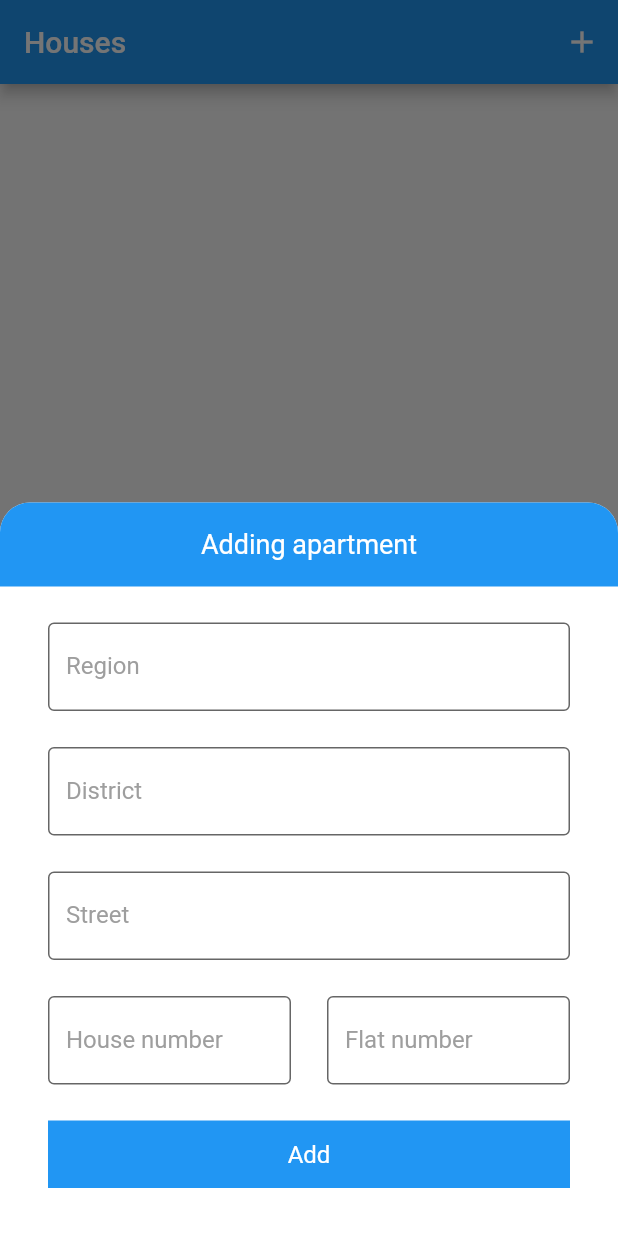
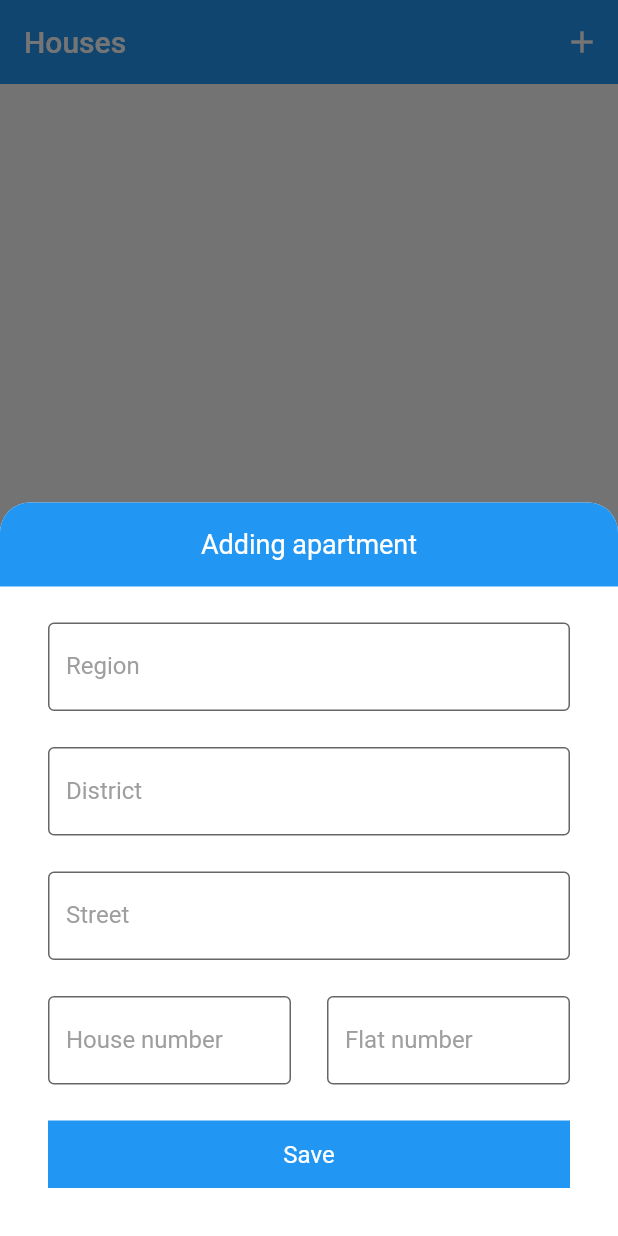
Before and after one commit to Sokhibjon18/WePay-DDD-Testing, a Flutter app: the HomePage screen opened by its route, after a tap on the "add" icon, on a phone screen of 412 x 824 dp. Run offline on Flutter 3.47's test engine with Material 2 defaults, Android fonts, the phone set to English and light mode, and no system bars; our stand-ins replace another_flushbar, auto_route, cloud_firestore, dartz, email_validator, firebase_auth and 8 more; accounts and stored records are empty; statements that could not run were skipped.

Commit message:
CRUD of the apartment finished

```diff
--- a/lib/application/apartment/crud/crud_apartment_event.dart
+++ /dev/null
@@ -1,12 +0,0 @@
-part of 'crud_apartment_bloc.dart';
-
-@freezed
-class CRUDApartmentEvent with _$CRUDApartmentEvent {
-  const factory CRUDApartmentEvent.initial() = _Initial;
-  const factory CRUDApartmentEvent.regionChanged(String region) = _RegionChanged;
-  const factory CRUDApartmentEvent.districtChanged(String district) = _DistrictChanged;
-  const factory CRUDApartmentEvent.streetNameChanged(String street) = _StreetNameChanged;
-  const factory CRUDApartmentEvent.houseNumberChanged(String house) = _HouseNumberChanged;
-  const factory CRUDApartmentEvent.flatNumberChanged(String flat) = _FlatNumberChanged;
-  const factory CRUDApartmentEvent.creatApartment() = _CreateApartment;
-}
--- /dev/null
+++ b/lib/application/apartment/form_apartment_event.dart
@@ -0,0 +1,15 @@
+part of 'form_apartment_bloc.dart';
+
+@freezed
+class FormApartmentEvent with _$FormApartmentEvent {
+  const factory FormApartmentEvent.initial() = _Initial;
+  const factory FormApartmentEvent.editingApartment(Apartment apartment) = _EditingApartment;
+  const factory FormApartmentEvent.regionChanged(String region) = _RegionChanged;
+  const factory FormApartmentEvent.districtChanged(String district) = _DistrictChanged;
+  const factory FormApartmentEvent.streetNameChanged(String street) = _StreetNameChanged;
+  const factory FormApartmentEvent.houseNumberChanged(String house) = _HouseNumberChanged;
+  const factory FormApartmentEvent.flatNumberChanged(String flat) = _FlatNumberChanged;
+  const factory FormApartmentEvent.creatApartment() = _CreateApartment;
+  const factory FormApartmentEvent.updateApartment(String uid, String ownerId) = _UpdateApartment;
+  const factory FormApartmentEvent.deleteApartment(Apartment apartment) = _DeleteApartment;
+}
--- a/lib/application/apartment/crud/crud_apartment_state.dart
+++ b/lib/application/apartment/form_apartment_state.dart
@@ -1,8 +1,8 @@
-part of 'crud_apartment_bloc.dart';
+part of 'form_apartment_bloc.dart';
 
 @freezed
-class CRUDApartmentState with _$CRUDApartmentState {
-  const factory CRUDApartmentState({
+class FormApartmentState with _$FormApartmentState {
+  const factory FormApartmentState({
     required Address regionName,
     required Address districtName,
     required Address streetName,
@@ -13,7 +13,7 @@ class CRUDApartmentState with _$CRUDApartmentState {
     required Option<Either<ApartmentFailure, Unit>> creationFailure,
   }) = _AddingApartmentState;
 
-  factory CRUDApartmentState.initial() => CRUDApartmentState(
+  factory FormApartmentState.initial() => FormApartmentState(
         regionName: Address(''),
         districtName: Address(''),
         streetName: Address(''),
@@ -23,4 +23,15 @@ class CRUDApartmentState with _$CRUDApartmentState {
         showErrorMessage: false,
         creationFailure: none(),
       );
+
+  factory FormApartmentState.edit(Apartment apartment) => FormApartmentState(
+        regionName: Address(apartment.region),
+        districtName: Address(apartment.district),
+        streetName: Address(apartment.street),
+        houseNumber: HouseNumber(apartment.houseNumber),
+        flatNumber: HouseNumber(apartment.flatNumber),
+        loading: false,
+        showErrorMessage: false,
+        creationFailure: none(),
+      );
 }
--- a/lib/domain/models/user_model/user_model.dart
+++ b/lib/domain/models/user_model/user_model.dart
@@ -13,7 +13,7 @@ abstract class UserModel implements _$UserModel {
     required String uid,
     required String name,
     String? email,
-    @Default([]) List<Apartment> ownedApartments,
+    @Default([]) List<String> ownedApartments,
     @ServerTimestampConverter() required FieldValue serverTimeStamp,
   }) = _UserModel;
 
--- /dev/null
+++ b/lib/presentation/constants/colors.dart
@@ -0,0 +1,6 @@
+import 'package:flutter/material.dart';
+
+const blue = Color(0xFF5580EE);
+const green = Color(0xFF2BAE66);
+const red = Color(0xFFFF6868);
+const white = Color(0xFFFFFFFF);
--- a/lib/presentation/core/my_app.dart
+++ b/lib/presentation/core/my_app.dart
@@ -1,6 +1,6 @@
 import 'package:flutter/material.dart';
 import 'package:flutter_bloc/flutter_bloc.dart';
-import 'package:we_pay/application/apartment/crud/crud_apartment_bloc.dart';
+import 'package:we_pay/application/apartment/form_apartment_bloc.dart';
 import 'package:we_pay/injection.dart';
 import 'package:we_pay/presentation/router/router.gr.dart';
 import 'package:we_pay/application/auth/auth_bloc.dart';
@@ -19,7 +19,7 @@ class MyApp extends StatelessWidget {
           create: (_) =>
               getIt<SignInCheckerBloc>()..add(const SignInCheckerEvent.authCheckRequest()),
         ),
-        BlocProvider(create: (_) => getIt<CRUDApartmentBloc>()),
+        BlocProvider(create: (_) => getIt<FormApartmentBloc>()),
       ],
       child: MaterialApp.router(
         routerDelegate: _appRouter.delegate(),
--- a/lib/presentation/home/home_page.dart
+++ b/lib/presentation/home/home_page.dart
@@ -1,7 +1,7 @@
 import 'package:dartz/dartz.dart' as z;
 import 'package:flutter/material.dart';
 import 'package:flutter_bloc/flutter_bloc.dart';
-import 'package:we_pay/application/apartment/crud/crud_apartment_bloc.dart';
+import 'package:we_pay/application/apartment/form_apartment_bloc.dart';
 import 'package:we_pay/domain/apartment/apartment_failure.dart';
 import 'package:we_pay/domain/models/apartment/apartment.dart';
 import 'package:we_pay/presentation/home/widgets/bottom_sheet.dart';
@@ -19,12 +19,13 @@ class HomePageState extends State<HomePage> {
   Widget build(BuildContext context) {
     return Scaffold(
       appBar: AppBar(
+        elevation: 0,
         title: const Text('Houses'),
         automaticallyImplyLeading: false,
         actions: [
           IconButton(
             onPressed: () {
-              context.read<CRUDApartmentBloc>().add(const CRUDApartmentEvent.initial());
+              context.read<FormApartmentBloc>().add(const FormApartmentEvent.initial());
               bottomsheet(context);
             },
             icon: const Icon(Icons.add),
@@ -32,14 +33,23 @@ class HomePageState extends State<HomePage> {
         ],
       ),
       body: StreamBuilder<z.Either<ApartmentFailure, List<Apartment>>>(
-        stream: context.read<CRUDApartmentBloc>().apartmentStream.stream,
+        stream: context.read<FormApartmentBloc>().apartmentStream.stream,
         builder: (context, snapshot) {
-          return snapshot.data!.fold(
+          return snapshot.data == null
+              ? Container()
+              : snapshot.data!.fold(
                   (l) => Container(),
-            (r) => ListView.builder(
+                  (r) => ListView.separated(
+                    physics: const BouncingScrollPhysics(),
                     itemCount: r.length,
                     itemBuilder: (context, index) {
                       return ApartmentItem(apartment: r[index]);
+                    },
+                    separatorBuilder: (BuildContext _, int index) {
+                      return Container(
+                        height: 0.5,
+                        color: Colors.grey[300],
+                      );
                     },
                   ),
                 );
--- a/lib/presentation/home/widgets/bottom_sheet.dart
+++ b/lib/presentation/home/widgets/bottom_sheet.dart
@@ -1,10 +1,11 @@
 import 'package:another_flushbar/flushbar_helper.dart';
 import 'package:flutter/material.dart';
 import 'package:flutter_bloc/flutter_bloc.dart';
-import 'package:we_pay/application/apartment/crud/crud_apartment_bloc.dart';
+import 'package:we_pay/application/apartment/form_apartment_bloc.dart';
+import 'package:we_pay/domain/models/apartment/apartment.dart';
 import 'package:we_pay/presentation/home/widgets/text_form_field.dart';
 
-void bottomsheet(context) {
+void bottomsheet(BuildContext context, {Apartment? apartment}) {
   showModalBottomSheet<dynamic>(
     context: context,
     backgroundColor: Colors.transparent,
@@ -33,10 +34,10 @@ void bottomsheet(context) {
                 ),
               ),
               height: 56,
-              child: const Center(
+              child: Center(
                 child: Text(
-                  'Adding apartment',
-                  style: TextStyle(
+                  apartment == null ? 'Adding apartment' : 'Edit apartment',
+                  style: const TextStyle(
                     fontSize: 18,
                     color: Colors.white,
                   ),
@@ -45,7 +46,7 @@ void bottomsheet(context) {
             ),
             Container(
               padding: const EdgeInsets.only(top: 24, left: 32, right: 32, bottom: 32),
-              child: BlocConsumer<CRUDApartmentBloc, CRUDApartmentState>(
+              child: BlocConsumer<FormApartmentBloc, FormApartmentState>(
                 listener: (context, state) {
                   state.creationFailure.map(
                     (a) => a.fold(
@@ -58,7 +59,7 @@ void bottomsheet(context) {
                 builder: (context, state) {
                   return Form(
                     autovalidateMode:
-                        BlocProvider.of<CRUDApartmentBloc>(context).state.showErrorMessage
+                        BlocProvider.of<FormApartmentBloc>(context).state.showErrorMessage
                             ? AutovalidateMode.always
                             : AutovalidateMode.disabled,
                     child: Column(
@@ -66,11 +67,12 @@ void bottomsheet(context) {
                         reusableTextField(
                           context: context,
                           hint: 'Region',
+                          text: apartment?.region ?? '',
                           onChanged: (text) {
-                            BlocProvider.of<CRUDApartmentBloc>(context)
-                                .add(CRUDApartmentEvent.regionChanged(text));
+                            BlocProvider.of<FormApartmentBloc>(context)
+                                .add(FormApartmentEvent.regionChanged(text));
                           },
-                          validator: () => BlocProvider.of<CRUDApartmentBloc>(context)
+                          validator: () => BlocProvider.of<FormApartmentBloc>(context)
                               .state
                               .regionName
                               .value
@@ -86,11 +88,12 @@ void bottomsheet(context) {
                         reusableTextField(
                           context: context,
                           hint: 'District',
+                          text: apartment?.district ?? '',
                           onChanged: (text) {
-                            BlocProvider.of<CRUDApartmentBloc>(context)
-                                .add(CRUDApartmentEvent.districtChanged(text));
+                            BlocProvider.of<FormApartmentBloc>(context)
+                                .add(FormApartmentEvent.districtChanged(text));
                           },
-                          validator: () => BlocProvider.of<CRUDApartmentBloc>(context)
+                          validator: () => BlocProvider.of<FormApartmentBloc>(context)
                               .state
                               .districtName
                               .value
@@ -106,11 +109,12 @@ void bottomsheet(context) {
                         reusableTextField(
                           context: context,
                           hint: 'Street',
+                          text: apartment?.street ?? '',
                           onChanged: (text) {
-                            BlocProvider.of<CRUDApartmentBloc>(context)
-                                .add(CRUDApartmentEvent.streetNameChanged(text));
+                            BlocProvider.of<FormApartmentBloc>(context)
+                                .add(FormApartmentEvent.streetNameChanged(text));
                           },
-                          validator: () => BlocProvider.of<CRUDApartmentBloc>(context)
+                          validator: () => BlocProvider.of<FormApartmentBloc>(context)
                               .state
                               .streetName
                               .value
@@ -130,11 +134,12 @@ void bottomsheet(context) {
                               child: reusableTextField(
                                 context: context,
                                 hint: 'House number',
+                                text: apartment?.houseNumber ?? '',
                                 onChanged: (text) {
-                                  BlocProvider.of<CRUDApartmentBloc>(context)
-                                      .add(CRUDApartmentEvent.houseNumberChanged(text));
+                                  BlocProvider.of<FormApartmentBloc>(context)
+                                      .add(FormApartmentEvent.houseNumberChanged(text));
                                 },
-                                validator: () => BlocProvider.of<CRUDApartmentBloc>(context)
+                                validator: () => BlocProvider.of<FormApartmentBloc>(context)
                                     .state
                                     .houseNumber
                                     .value
@@ -153,9 +158,10 @@ void bottomsheet(context) {
                               child: reusableTextField(
                                 context: context,
                                 hint: 'Flat number',
+                                text: apartment?.flatNumber ?? '',
                                 onChanged: (text) {
-                                  BlocProvider.of<CRUDApartmentBloc>(context)
-                                      .add(CRUDApartmentEvent.flatNumberChanged(text));
+                                  BlocProvider.of<FormApartmentBloc>(context)
+                                      .add(FormApartmentEvent.flatNumberChanged(text));
                                 },
                                 validator: () {},
                               ),
@@ -165,8 +171,14 @@ void bottomsheet(context) {
                         InkWell(
                           onTap: () {
                             if (!state.loading) {
-                              BlocProvider.of<CRUDApartmentBloc>(context)
-                                  .add(const CRUDApartmentEvent.creatApartment());
+                              apartment == null
+                                  ? BlocProvider.of<FormApartmentBloc>(context)
+                                      .add(const FormApartmentEvent.creatApartment())
+                                  : BlocProvider.of<FormApartmentBloc>(context)
+                                      .add(FormApartmentEvent.updateApartment(
+                                      apartment.uid!,
+                                      apartment.ownerId!,
+                                    ));
                             }
                           },
                           child: Container(
@@ -177,7 +189,7 @@ void bottomsheet(context) {
                               child: state.loading
                                   ? const CircularProgressIndicator(color: Colors.white)
                                   : const Text(
-                                      'Add',
+                                      'Save',
                                       style: TextStyle(color: Colors.white, fontSize: 16),
                                     ),
                             ),
--- a/lib/presentation/home/widgets/text_form_field.dart
+++ b/lib/presentation/home/widgets/text_form_field.dart
@@ -5,11 +5,13 @@ Widget reusableTextField({
   required String hint,
   required Function onChanged,
   required Function validator,
+  required String text,
 }) {
   return TextFormField(
     cursorColor: Colors.white,
     onChanged: (value) => onChanged(value),
     validator: (_) => validator(),
+    initialValue: text,
     decoration: InputDecoration(
       labelText: hint,
       labelStyle: const TextStyle(color: Colors.grey),
--- a/pubspec.yaml
+++ b/pubspec.yaml
@@ -29,6 +29,7 @@ dependencies:
   flutter_hooks: ^0.18.4
   provider: ^6.0.3
   email_validator: ^2.0.1
+  flutter_slidable: ^1.3.0
 
 dev_dependencies:
   flutter_test:
```
Also changed, not shown: lib/application/apartment/form_apartment_bloc.dart (renamed from lib/application/apartment/crud/crud_apartment_bloc.dart, +63 -11 lines), lib/infrastructure/apartment/apartment_repository.dart (+12 -7 lines), lib/presentation/home/widgets/apartment_item.dart (+51 -13 lines), lib/application/apartment/form_apartment_bloc.freezed.dart, lib/domain/models/user_model/user_model.freezed.dart, lib/domain/models/user_model/user_model.g.dart, lib/injection.config.dart, lib/presentation/constants/sizes.dart (added), lib/presentation/constants/strings.dart (added), pubspec.lock. Lines whose indentation alone changed are shown as unchanged.
